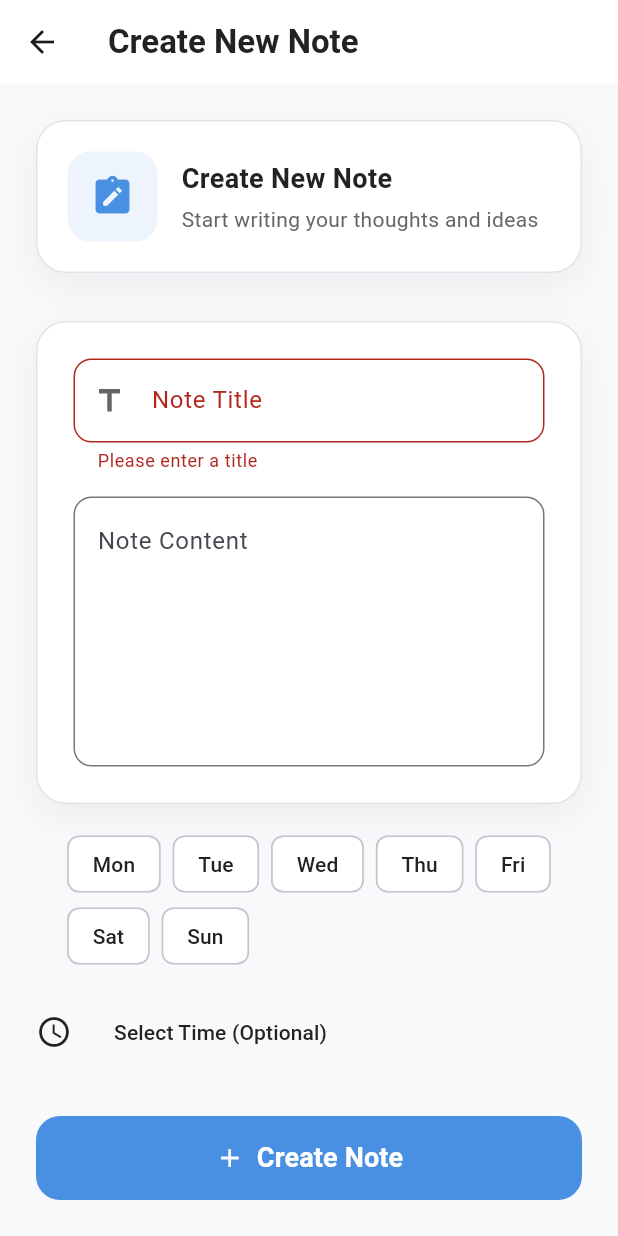
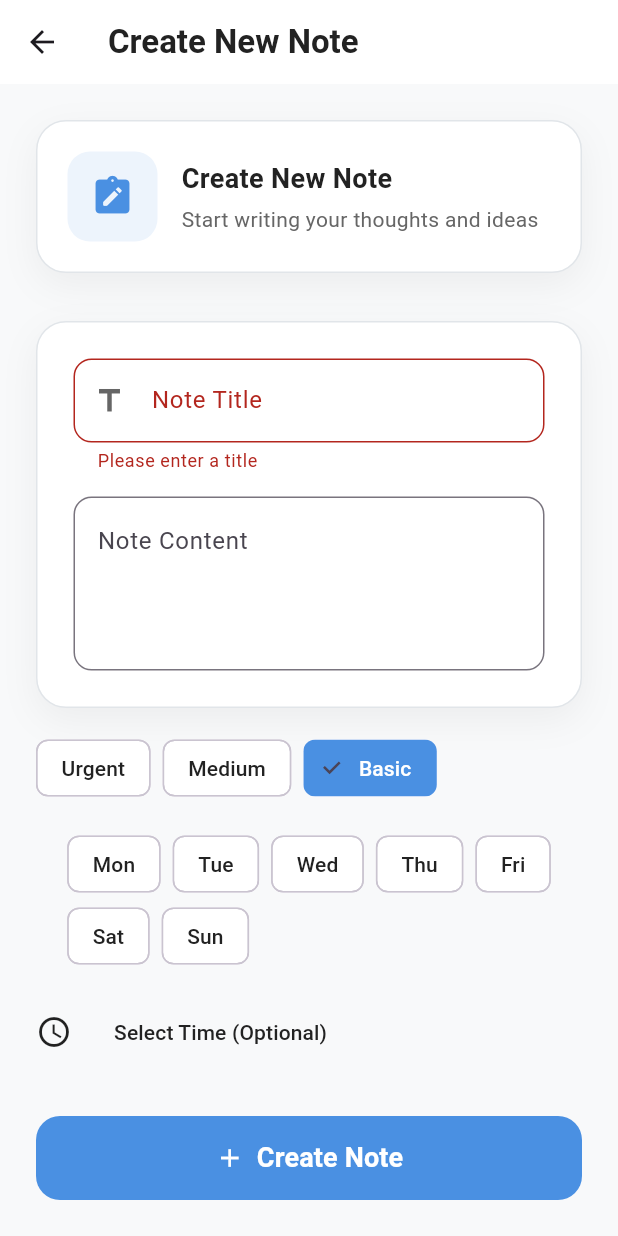
Before and after one commit to Nurujjaman329/track_me, a Flutter app: the NoteFormView screen opened directly, after a tap on "Create Note", on a phone screen of 412 x 824 dp. Run offline on Flutter 3.47's test engine with Material 3 defaults, Android fonts, the phone set to English and light mode, and no system bars; our stand-ins replace dio, get, shared_preferences; accounts and stored records are empty; network calls fail.

Commit message:
feat : add priority part

```diff
--- a/lib/app/features/notes/models/note_model.dart
+++ b/lib/app/features/notes/models/note_model.dart
@@ -8,6 +8,7 @@ class NoteModel {
   final DateTime createdAt;
   final List<String>? days; // e.g., ["Mon", "Wed", "Fri"]
   final TimeOfDay? time; // Scheduled time
+  final String? priority;
 
   NoteModel({
     required this.id,
@@ -17,6 +18,7 @@ class NoteModel {
     required this.createdAt,
     this.days,
     this.time,
+    required this.priority,
   });
 
   factory NoteModel.fromJson(Map<String, dynamic> json) => NoteModel(
@@ -31,6 +33,7 @@ class NoteModel {
         hour: int.parse(json['time'].split(":")[0]),
         minute: int.parse(json['time'].split(":")[1]))
         : null,
+    priority: json['priority'],
   );
 
   Map<String, dynamic> toJson() => {
@@ -38,5 +41,6 @@ class NoteModel {
     "content": content,
     "days": days,
     "time": time != null ? "${time!.hour.toString().padLeft(2,'0')}:${time!.minute.toString().padLeft(2,'0')}" : null,
+    "priority": priority,
   };
 }
--- a/lib/app/features/notes/views/note_form_view.dart
+++ b/lib/app/features/notes/views/note_form_view.dart
@@ -12,12 +12,17 @@ class NoteFormView extends StatelessWidget {
   final TextEditingController contentController = TextEditingController();
   final _formKey = GlobalKey<FormState>();
 
+  final List<String> priorities = ['Urgent', 'Medium', 'Basic'];
+  final RxString selectedPriority = 'Basic'.obs; // default value
+
+
   final List<String> weekdays = ['Mon', 'Tue', 'Wed', 'Thu', 'Fri', 'Sat', 'Sun'];
   final RxList<String> selectedDays = <String>[].obs;
   TimeOfDay? selectedTime;
 
   NoteFormView({super.key, this.note}) {
     if (note != null) {
+      selectedPriority.value = note!.priority ?? 'Basic';
       titleController.text = note!.title;
       contentController.text = note!.content;
       if (note!.days != null) selectedDays.addAll(note!.days!);
@@ -61,6 +66,8 @@ class NoteFormView extends StatelessWidget {
               _buildHeaderSection(isDark),
               const SizedBox(height: 32),
               _buildFormFields(isDark),
+              const SizedBox(height: 16),
+              _buildPrioritySelector(isDark),
               const SizedBox(height: 16),
 
               // New: Days selection
@@ -274,6 +281,7 @@ class NoteFormView extends StatelessWidget {
               createdAt: note?.createdAt ?? DateTime.now(),
               days: selectedDays.isEmpty ? null : selectedDays.toList(),
               time: selectedTime,
+              priority: selectedPriority.value,
             );
             if (note == null) {
               controller.addNote(n);
@@ -305,6 +313,29 @@ class NoteFormView extends StatelessWidget {
     );
   }
 
+
+  Widget _buildPrioritySelector(bool isDark) {
+    return Obx(() => Row(
+      children: priorities.map((p) {
+        final isSelected = selectedPriority.value == p;
+        return Padding(
+          padding: const EdgeInsets.only(right: 8.0),
+          child: ChoiceChip(
+            label: Text(p),
+            selected: isSelected,
+            onSelected: (_) => selectedPriority.value = p,
+            selectedColor: AppColors.primary,
+            backgroundColor: isDark ? AppColors.darkSurface : AppColors.surface,
+            labelStyle: TextStyle(
+              color: isSelected ? Colors.white : (isDark ? AppColors.darkText : AppColors.text),
+            ),
+          ),
+        );
+      }).toList(),
+    ));
+  }
+
+
   void _showDeleteDialog(BuildContext context) {
     showDialog(
       context: context,
```
Also changed, not shown: lib/app/features/notes/views/notes_list_view.dart (+91 -1 lines).
